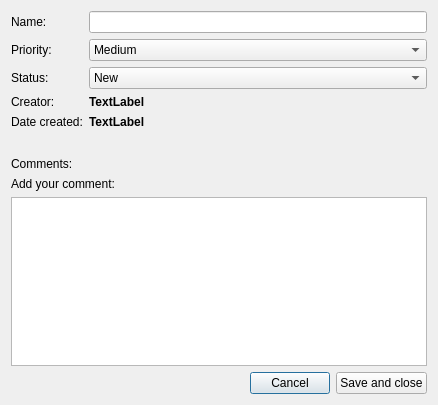
Above: interface/bugwindow.ui from juvi7899/bugtracker before the change. Below: the same form after it.
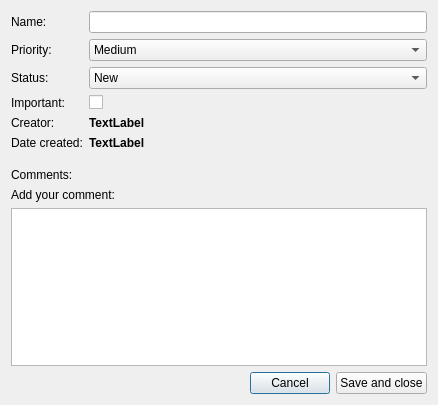
That is the form after the change.

Patch:
```diff
--- a/interface/bugwindow.ui
+++ b/interface/bugwindow.ui
@@ -43,21 +43,21 @@
        </property>
       </widget>
      </item>
-     <item row="3" column="0">
+     <item row="4" column="0">
       <widget class="QLabel" name="label_4">
        <property name="text">
         <string>Creator:</string>
        </property>
       </widget>
      </item>
-     <item row="4" column="0">
+     <item row="5" column="0">
       <widget class="QLabel" name="label_5">
        <property name="text">
         <string>Date created:</string>
        </property>
       </widget>
      </item>
-     <item row="4" column="1">
+     <item row="5" column="1">
       <widget class="QLabel" name="dateLabel">
        <property name="font">
         <font>
@@ -70,7 +70,7 @@
        </property>
       </widget>
      </item>
-     <item row="3" column="1">
+     <item row="4" column="1">
       <widget class="QLabel" name="creatorLabel">
        <property name="font">
         <font>
@@ -129,7 +129,7 @@
        </item>
       </widget>
      </item>
-     <item row="5" column="0">
+     <item row="6" column="0">
       <spacer name="verticalSpacer">
        <property name="orientation">
         <enum>Qt::Vertical</enum>
@@ -142,13 +142,27 @@
        </property>
       </spacer>
      </item>
-     <item row="6" column="0">
+     <item row="7" column="0">
       <widget class="QLabel" name="label_6">
        <property name="text">
         <string>Comments:</string>
        </property>
       </widget>
      </item>
+     <item row="3" column="1">
+      <widget class="QCheckBox" name="importantCheck">
+       <property name="text">
+        <string/>
+       </property>
+      </widget>
+     </item>
+     <item row="3" column="0">
+      <widget class="QLabel" name="label_8">
+       <property name="text">
+        <string>Important:</string>
+       </property>
+      </widget>
+     </item>
     </layout>
    </item>
    <item>
```
